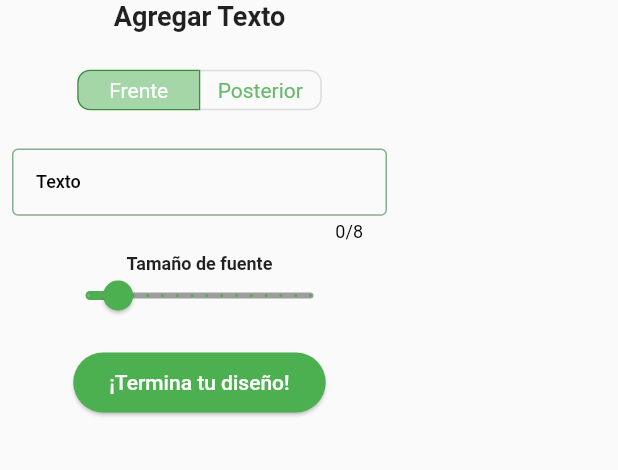
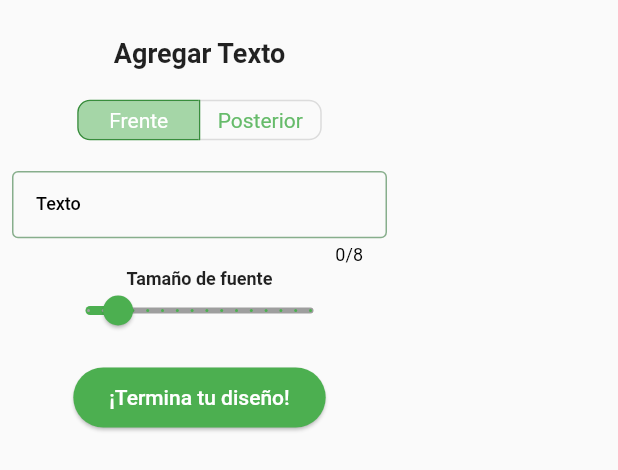
Before and after one commit to Juanixter/clothex, a Flutter app: the TextPage widget shown alone on an empty page, opened directly with empty values, on a phone screen of 412 x 824 dp. Shown: the top 470 px of the screen. Run offline on Flutter 3.47's test engine with Material 2 defaults, Android fonts, the phone set to English and light mode, and no system bars; our stand-ins replace cloud_firestore, confetti, firebase_auth, firebase_core; missing offline and left inert: flutter_paypal_checkout; accounts and stored records are empty.

Commit message:
Fixes del commit anterior

```diff
--- a/lib/aplicacion/screens/design_screen.dart
+++ b/lib/aplicacion/screens/design_screen.dart
@@ -135,6 +135,7 @@ class _DesignScreenState extends State<DesignScreen> {
                     ),
                     onPressed: () {
                       if (currentIndex != 0) {
+                        modificarProgreso(false);
                         _pageController.animateToPage(currentIndex - 1,
                             duration: const Duration(seconds: 1),
                             curve: Curves.easeInOut);
@@ -153,6 +154,7 @@ class _DesignScreenState extends State<DesignScreen> {
                     ),
                     onPressed: () {
                       if (currentIndex != 2) {
+                        modificarProgreso(true);
                         _pageController.animateToPage(currentIndex + 1,
                             duration: const Duration(seconds: 1),
                             curve: Curves.easeInOut);
--- a/lib/aplicacion/screens/text.dart
+++ b/lib/aplicacion/screens/text.dart
@@ -66,7 +66,7 @@ class _MyHomePageState extends State<TextPage> {
       child: Column(children: [
         Padding(
           padding:
-              const EdgeInsets.only(left: 25, right: 25, top: 0, bottom: 15),
+              const EdgeInsets.only(left: 25, right: 25, top: 25, bottom: 10),
           child: Text(
             'Agregar Texto',
             style: const TextStyle()
@@ -106,7 +106,7 @@ class _MyHomePageState extends State<TextPage> {
         ),
         Padding(
           padding:
-              const EdgeInsets.only(left: 8, right: 8, top: 15, bottom: 10),
+              const EdgeInsets.only(left: 8, right: 8, top: 10, bottom: 5),
           child: SizedBox(
             width: 250,
             height: 60,
```
